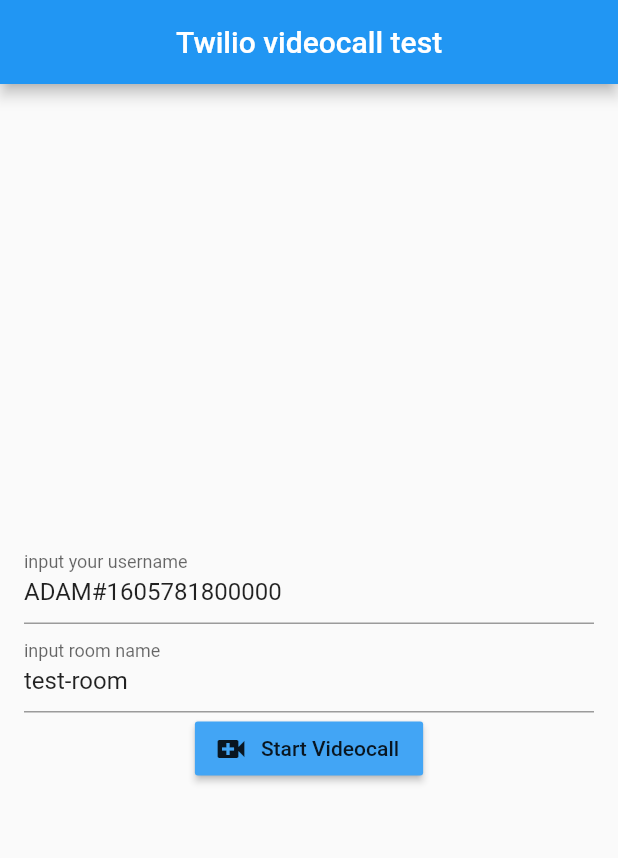
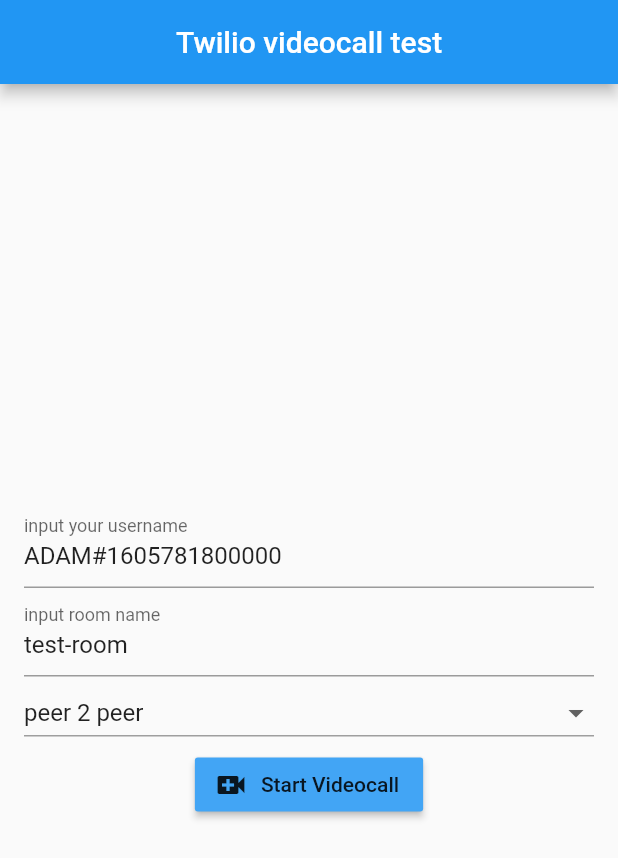
Before and after one commit to muriloao/twilio_video_example, a Flutter app: the screen it shows after launch, on a phone screen of 412 x 824 dp. Shown: the top 858 px of the screen. Run offline on Flutter 3.47's test engine with Material 2 defaults, Android fonts, the phone set to English and light mode, and no system bars; our stand-ins replace after_layout, native_device_orientation, wakelock; missing offline and left inert: twilio_programmable_video.

Commit message:
chore: added dropbox to select connection type

```diff
--- a/lib/main.dart
+++ b/lib/main.dart
@@ -38,6 +38,7 @@ class _MyHomePageState extends State<MyHomePage> {
       text: 'ADAM#' + DateTime.now().millisecondsSinceEpoch.toString());
   final TextEditingController _roomNameController =
       TextEditingController(text: 'test-room');
+  TwilioRoomType _roomType = TwilioRoomType.peerToPeer;
 
   final _formKey = GlobalKey<FormState>();
 
@@ -47,7 +48,7 @@ class _MyHomePageState extends State<MyHomePage> {
         identity: this._usernameController.text,
         name: this._roomNameController.text,
         token: TWILIO_TOKEN,
-        type: TwilioRoomType.groupSmall,
+        type: this._roomType,
       );
       Navigator.of(context).push(
         MaterialPageRoute<ConferencePage>(
@@ -61,6 +62,12 @@ class _MyHomePageState extends State<MyHomePage> {
 
   final validator =
       (String value) => value?.isEmpty == true ? 'Required' : null;
+
+  _onSelectRoomType(value) {
+    setState(() {
+      this._roomType = value;
+    });
+  }
 
   @override
   Widget build(BuildContext context) {
@@ -86,6 +93,22 @@ class _MyHomePageState extends State<MyHomePage> {
                 validator: validator,
                 decoration: InputDecoration(labelText: 'input room name'),
               ),
+              DropdownButton(
+                  underline: Container(
+                    height: 1,
+                    color: Colors.grey,
+                  ),
+                  isExpanded: true,
+                  items: TwilioRoomType.values.map<DropdownMenuItem<TwilioRoomType>>(
+                      (TwilioRoomType value) {
+                    return DropdownMenuItem<TwilioRoomType>(
+                      value: value,
+                      child: Text(RoomModel.getTypeText(value)),
+                    );
+                  }).toList(),
+                  value: this._roomType,
+                  onChanged: this._onSelectRoomType,
+                ),
               RaisedButton.icon(
                 onPressed: this._connectToRoom,
                 color: Colors.blue[400],
```
